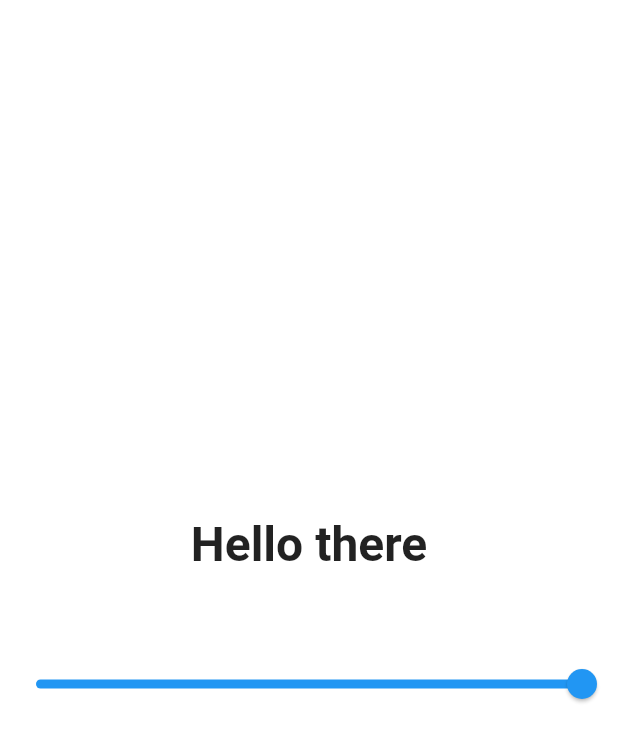
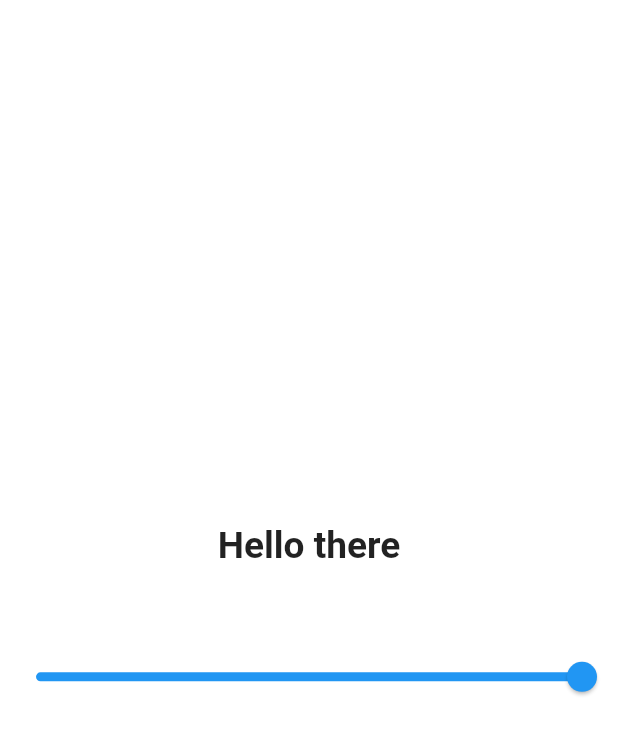
Before and after one commit to Vitalii505/guess_color_app, a Flutter app: the screen it shows after launch, on a phone screen of 412 x 824 dp. Shown: the top 742 px of the screen. Run offline on Flutter 3.47's test engine with Material 2 defaults, Android fonts, the phone set to English and light mode, and no system bars.

Commit message:
Fix for visual adaptability

```diff
--- a/lib/screens/color_magic_screen.dart
+++ b/lib/screens/color_magic_screen.dart
@@ -13,7 +13,7 @@ class _ColorMagicScreenState extends State<ColorMagicScreen> {
     Color _generateRandomColor() {
         final random = Random();
         return Color.fromARGB(
-            255,
+            random.nextInt(256),
             random.nextInt(256),
             random.nextInt(256),
             random.nextInt(256),
@@ -34,19 +34,26 @@ class _ColorMagicScreenState extends State<ColorMagicScreen> {
 
     @override
     Widget build(BuildContext context) {
+        final double screenHeight = MediaQuery.of(context).size.height;
+        final double screenWidth = MediaQuery.of(context).size.width;
         return Scaffold(
             body: GestureDetector(
                 onTap: _onScreenTapped,
                 child: Container(
                     color: _backgroundColor.withOpacity(_backgroundOpacity),
+                    child: Center(
+                        child: SingleChildScrollView(
                             child: Column(
                                 mainAxisAlignment: MainAxisAlignment.center,
                                 children: [
                                     Text(
                                         'Hello there',
-                                style: TextStyle(fontSize: 32, fontWeight: FontWeight.bold),
+                                        style: TextStyle(
+                                            fontSize: screenWidth * 0.06,
+                                            fontWeight: FontWeight.bold,
                                         ),
-                            SizedBox(height: 50.0),
+                                    ),
+                                    SizedBox(height: screenHeight * 0.06),
                                     Slider(
                                         value: _backgroundOpacity,
                                         onChanged: _updateBackgroundOpacity,
@@ -55,6 +62,8 @@ class _ColorMagicScreenState extends State<ColorMagicScreen> {
                             ),
                         ),
                     ),
+                ),
+            ),
         );
     }
 }
```
Lines whose indentation alone changed are shown as unchanged.
